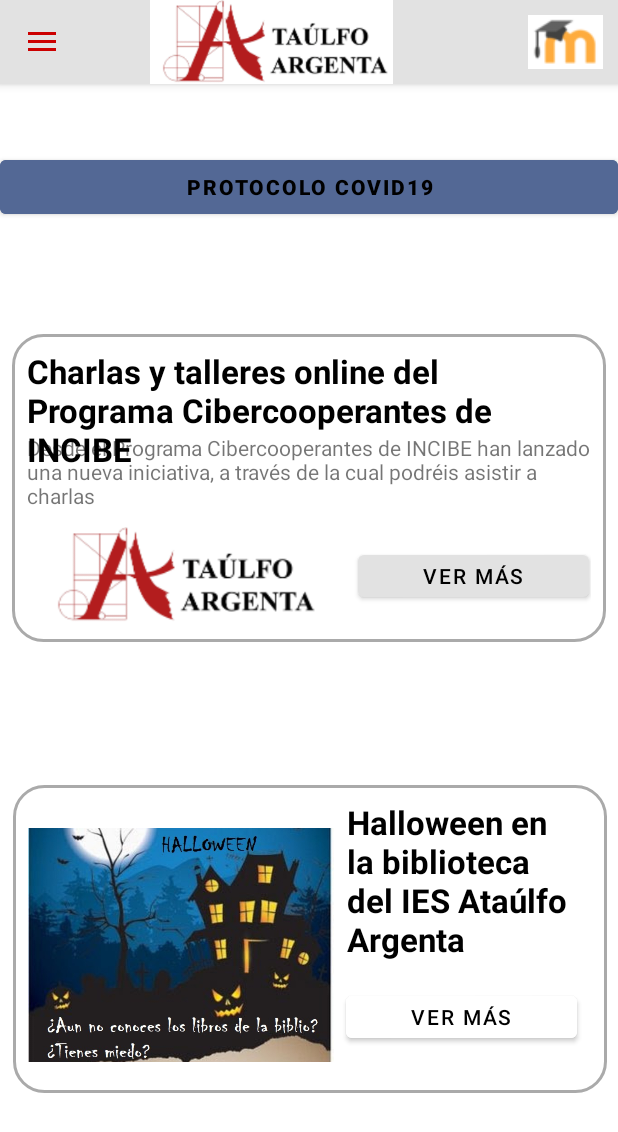
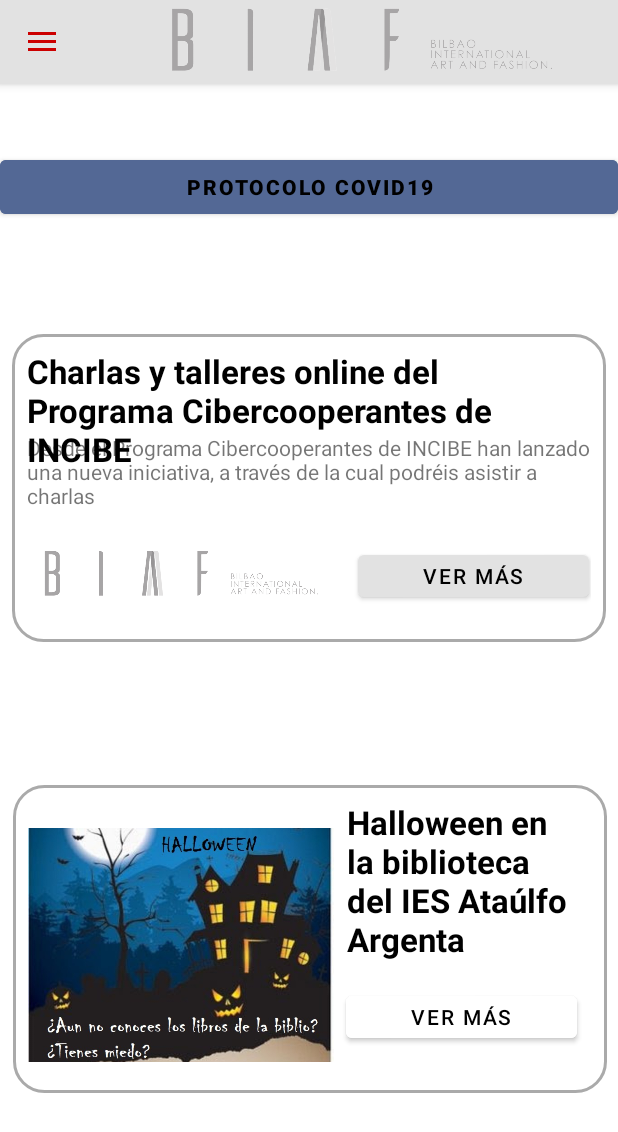
Before and after one commit to kittipau/ProyectoFinal, an Android app: the screen it shows after launch (MainActivity), on a phone screen of 412 x 824 dp. Shown: the top 1132 px of the screen. Run offline under Robolectric (Android 15) with nearby library versions, the phone set to English and light mode, and no system bars; our stand-ins replace navigation-ui.

Commit message:
colores, iconos, logo, y navegación

```diff
--- a/app/src/main/res/menu/activity_main_drawer.xml
+++ b/app/src/main/res/menu/activity_main_drawer.xml
@@ -9,16 +9,21 @@
             android:icon="@drawable/ic_baseline_home_24"
             android:title="@string/menu_home" />
         <item
-            android:id="@+id/nav_ensenanzas"
-            android:icon="@drawable/ic_baseline_menu_book_24"
-            android:title="@string/menu_ensenanzas" />
+            android:id="@+id/nav_Diseñadores"
+            android:icon="@drawable/disenador_1"
+            android:title="@string/menu_disenadores" />
         <item
-            android:id="@+id/nav_contacto"
-            android:icon="@drawable/ic_baseline_contact_phone_24"
-            android:title="@string/menu_contacto" />
+            android:id="@+id/nav_Diseños"
+            android:icon="@drawable/vestido"
+            android:title="@string/menu_diseno" />
         <item
-            android:id="@+id/nav_equipo"
+            android:id="@+id/nav_Votación"
+            android:icon="@drawable/votar"
+            android:title="@string/menu_votaciones" />
+
+        <item
+            android:id="@+id/nav_SobreNosotros"
             android:icon="@drawable/ic_baseline_people_24"
-            android:title="@string/menu_equipo" />
+            android:title="@string/menu_sobrenosotros" />
     </group>
 </menu>
--- a/app/src/main/res/navigation/mobile_navigation.xml
+++ b/app/src/main/res/navigation/mobile_navigation.xml
@@ -14,18 +14,18 @@
     <fragment
         android:id="@+id/nav_ensenanzas"
         android:name="com.example.iesataulfoargenta.EnsenanzasFragment"
-        android:label="@string/menu_ensenanzas"
+        android:label="@string/menu_disenadores"
         tools:layout="@layout/fragment_ensenanzas" />
 
     <fragment
         android:id="@+id/nav_contacto"
         android:name="com.example.iesataulfoargenta.ContactoFragment"
-        android:label="@string/menu_contacto"
+        android:label="@string/menu_diseno"
         tools:layout="@layout/fragment_contacto" />
 
     <fragment
         android:id="@+id/nav_equipo"
         android:name="com.example.iesataulfoargenta.EquipoFragment"
-        android:label="@string/menu_equipo"
+        android:label="@string/menu_votaciones"
         tools:layout="@layout/fragment_equipo" />
 </navigation>
--- a/app/src/main/res/values/colors.xml
+++ b/app/src/main/res/values/colors.xml
@@ -8,8 +8,23 @@
     <color name="black">#FF000000</color>
     <color name="white">#FFFFFFFF</color>
 
+    <!--ESCALA DE GRISES -->
+
+
     <color name="azul">#536895</color>
     <color name="gris_Fondo">#e2e2e2</color>
 
-    e2e2e2
+    <!--ESCALA DE GRISES -->
+    <color name="gris_oscuro">#aca3a3</color>
+    <color name="gris_medio">#b5b4b4</color>
+    <color name="gris_claro">#d4d4d4</color>
+    <color name="gris_superclaro">#dcdcdc</color>
+    <color name="casi_blanco">#ececec</color>
+
+    <!--ESCALA DE AZULES -->
+    <color name="turquesa_muyoscuro">#0e292c</color>
+    <color name="turquesa_oscuro">#1c5a64</color>
+    <color name="turquesa_medio">#2d7176</color>
+    <color name="azul_claro">#78aab1</color>
+    <color name="azul_muyclaro">#b1dce2</color>
 </resources>
--- a/app/src/main/res/values/strings.xml
+++ b/app/src/main/res/values/strings.xml
@@ -1,5 +1,5 @@
 <resources>
-    <string name="app_name">IESAtaulfoArgenta</string>
+    <string name="app_name">BIAF</string>
     <string name="navigation_drawer_open">Open navigation drawer</string>
     <string name="navigation_drawer_close">Close navigation drawer</string>
     <string name="nav_header_title">IES ATAULFO ARGENTA</string>
@@ -7,9 +7,10 @@
     <string name="nav_header_desc">Navigation header</string>
     <string name="action_settings">Settings</string>
 
-    <string name="menu_ensenanzas">Oferta Educativa</string>
-    <string name="menu_contacto">Contacto</string>
-    <string name="menu_equipo">Equipo</string>
+    <string name="menu_disenadores">Diseñadores</string>
+    <string name="menu_diseno">Diseños</string>
+    <string name="menu_votaciones">Votación</string>
+    <string name="menu_sobrenosotros">Sobre Nosotros</string>
     <string name="menu_home">Inicio</string>
 
     <string name="Ensenanzas">OFERTA EDUCATIVA</string>
```
Also changed, not shown: app/src/main/res/drawable-v24/logo.png (deleted), app/src/main/res/drawable/disenador.png (added), app/src/main/res/drawable/disenador_1.png (added), app/src/main/res/drawable/logo.png (added), app/src/main/res/drawable/sastre.png (added), app/src/main/res/drawable/vestido.png (added), app/src/main/res/drawable/votar.png (added).
